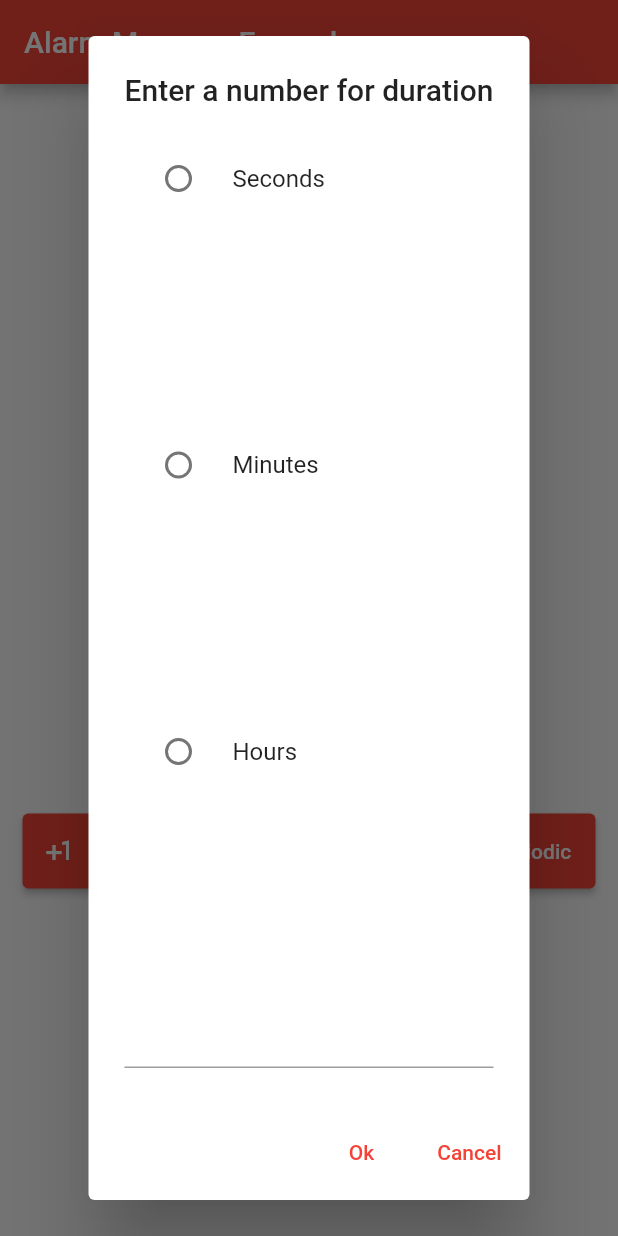
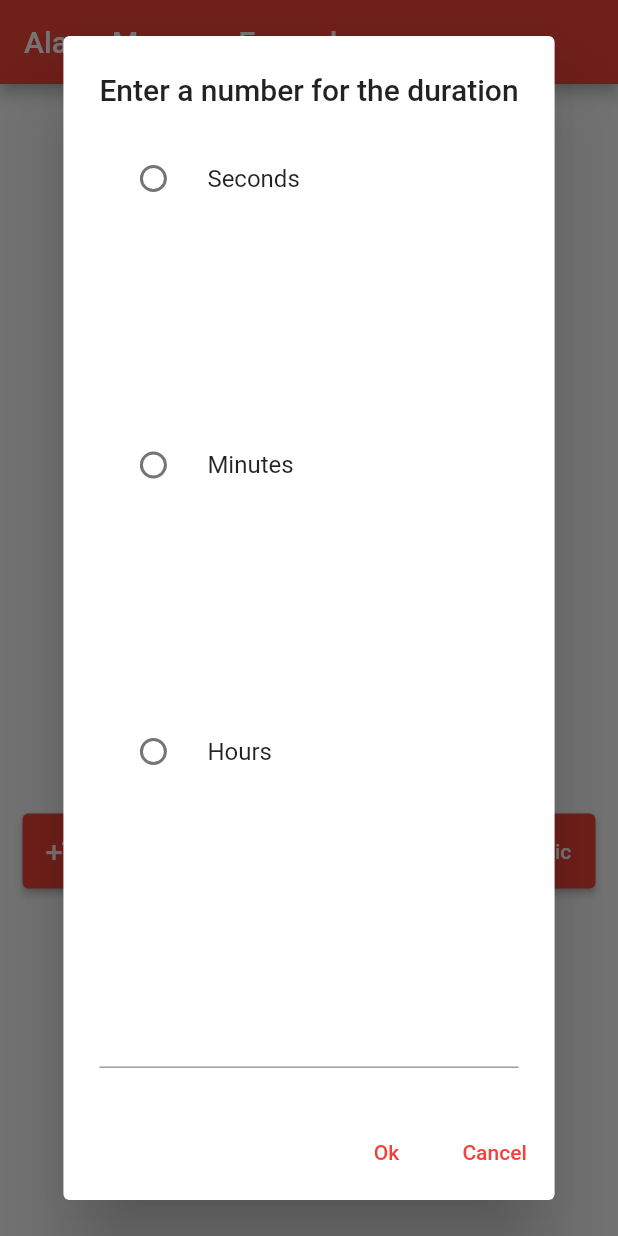
Before and after one commit to TomerPacific/MediumArticles, a Flutter app: the screen it shows after launch, after a tap on "One Shot", on a phone screen of 412 x 824 dp. Run offline on Flutter 3.47's test engine with Material 2 defaults, Android fonts, the light colour scheme and no system bars; our stand-ins replace geolocator, webview_flutter; missing offline and left inert: android_alarm_manager_plus.

Commit message:
MediumArticles AlarmManager logic to use entered duration in oneShot API

```diff
--- a/alarm_manager_example/lib/main.dart
+++ b/alarm_manager_example/lib/main.dart
@@ -1,5 +1,6 @@
 import 'package:flutter/material.dart';
 import 'package:android_alarm_manager_plus/android_alarm_manager_plus.dart';
+import 'package:flutter/services.dart';
 
 void main() async {
   WidgetsFlutterBinding.ensureInitialized();
@@ -54,8 +55,8 @@ class _MyHomePageState extends State<MyHomePage> {
       DateTime chosenDate = await _chooseDate();
       await AndroidAlarmManager.oneShotAt(chosenDate, _oneShotAtTaskId, _oneShotAtTaskCallback);
     } else {
-      int duration = await _chooseDuration();
-      await AndroidAlarmManager.oneShot(const Duration(seconds: 10), _oneShotTaskId, _oneShotTaskCallback);
+      Duration duration = await _chooseDuration();
+      await AndroidAlarmManager.oneShot(duration, _oneShotTaskId, _oneShotTaskCallback);
     }
   }
 
@@ -63,11 +64,11 @@ class _MyHomePageState extends State<MyHomePage> {
     await AndroidAlarmManager.periodic(const Duration(seconds: 10), _periodicTaskId, _periodicTaskCallback);
   }
 
-  Future<int> _chooseDuration() async {
+  Future<Duration> _chooseDuration() async {
     String duration = "";
     String durationString = "seconds";
     AlertDialog alert = AlertDialog(
-      title: const Text("Enter a number for duration"),
+      title: const Text("Enter a number for the duration"),
       content:
           StatefulBuilder(
             builder: (BuildContext context, StateSetter setState) {
@@ -120,6 +121,7 @@ class _MyHomePageState extends State<MyHomePage> {
                       TextField(
                         maxLines: 1,
                         keyboardType: TextInputType.number,
+                        inputFormatters: [FilteringTextInputFormatter.digitsOnly],
                         onChanged: (String text) {
                           duration = text;
                         },
@@ -154,9 +156,16 @@ class _MyHomePageState extends State<MyHomePage> {
     });
 
     if (enteredText != null) {
-        return int.parse(enteredText);
+        int time = int.parse(enteredText);
+        if (durationString == "Seconds") {
+          return Duration(seconds: time);
+        } else if (durationString == "Minutes") {
+          return Duration(minutes: time);
+        } else {
+          return Duration(hours: time);
+        }
     }
-    return 0;
+    return const Duration(seconds: 0);
   }
 
   Future<DateTime> _chooseDate() async {
```
